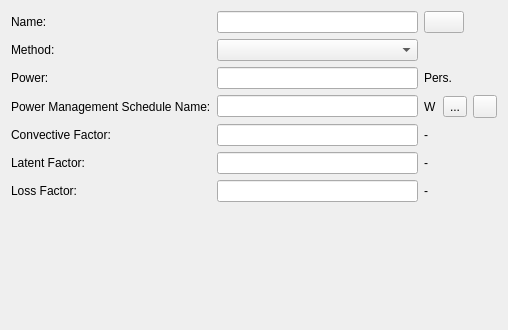
Above: SIM-VICUS/src/SVDBInternalLoadsElectricEquipmentEditWidget.ui from Brockaaa/SIM-VICUS before the change. Below: the same form after it.
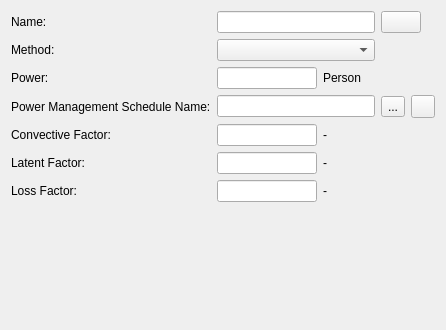
That is the form after the change. Icons and pictures are not drawn. Custom widgets are drawn as their Qt base class.

```diff
--- a/SIM-VICUS/src/SVDBInternalLoadsElectricEquipmentEditWidget.ui
+++ b/SIM-VICUS/src/SVDBInternalLoadsElectricEquipmentEditWidget.ui
@@ -6,31 +6,15 @@
    <rect>
     <x>0</x>
     <y>0</y>
-    <width>508</width>
+    <width>446</width>
     <height>330</height>
    </rect>
   </property>
   <property name="windowTitle">
    <string>Form</string>
   </property>
-  <layout class="QGridLayout" name="gridLayoutMaster" columnstretch="0,1,0,0,0,0">
-   <item row="7" column="0" colspan="6">
-    <widget class="QwtPlot" name="widgetPlot" native="true"/>
-   </item>
-   <item row="0" column="1" colspan="2">
-    <widget class="QtExt::LanguageStringEditWidget1" name="lineEditName"/>
-   </item>
-   <item row="6" column="1" colspan="2">
-    <widget class="QtExt::ValidatingLineEdit" name="lineEditLossFactor">
-     <property name="maximumSize">
-      <size>
-       <width>16777215</width>
-       <height>16777215</height>
-      </size>
-     </property>
-    </widget>
-   </item>
-   <item row="3" column="5">
+  <layout class="QGridLayout" name="gridLayoutMaster">
+   <item row="3" column="4">
     <widget class="QToolButton" name="toolButtonRemovePowerManagementSchedule">
      <property name="icon">
       <iconset resource="../resources/SIM-VICUS.qrc">
@@ -38,20 +22,63 @@
      </property>
     </widget>
    </item>
-   <item row="6" column="0">
-    <widget class="QLabel" name="labelLossFactor">
+   <item row="6" column="2">
+    <widget class="QLabel" name="labelConvectiveFactorUnit_3">
      <property name="text">
-      <string>Loss Factor:</string>
+      <string>-</string>
      </property>
     </widget>
    </item>
-   <item row="1" column="0">
-    <widget class="QLabel" name="labelCategory_2">
+   <item row="2" column="1">
+    <widget class="QtExt::ValidatingLineEdit" name="lineEditPower">
+     <property name="maximumSize">
+      <size>
+       <width>100</width>
+       <height>16777215</height>
+      </size>
+     </property>
+    </widget>
+   </item>
+   <item row="2" column="0">
+    <widget class="QLabel" name="labelElectricEquipmentInput">
      <property name="text">
-      <string>Method:</string>
+      <string>Power:</string>
      </property>
     </widget>
    </item>
+   <item row="4" column="2">
+    <widget class="QLabel" name="labelConvectiveFactorUnit">
+     <property name="text">
+      <string>-</string>
+     </property>
+    </widget>
+   </item>
+   <item row="2" column="3" colspan="2">
+    <spacer name="horizontalSpacer">
+     <property name="orientation">
+      <enum>Qt::Horizontal</enum>
+     </property>
+     <property name="sizeHint" stdset="0">
+      <size>
+       <width>50</width>
+       <height>20</height>
+      </size>
+     </property>
+    </spacer>
+   </item>
+   <item row="3" column="0">
+    <widget class="QLabel" name="labelDisplayName_2">
+     <property name="text">
+      <string>Power Management Schedule Name:</string>
+     </property>
+    </widget>
+   </item>
+   <item row="0" column="1" colspan="2">
+    <widget class="QtExt::LanguageStringEditWidget1" name="lineEditName"/>
+   </item>
+   <item row="1" column="1" colspan="2">
+    <widget class="QComboBox" name="comboBoxMethod"/>
+   </item>
    <item row="3" column="1" colspan="2">
     <widget class="QLineEdit" name="lineEditManagementScheduleName">
      <property name="readOnly">
@@ -59,23 +86,23 @@
      </property>
     </widget>
    </item>
-   <item row="3" column="0">
-    <widget class="QLabel" name="labelDisplayName_2">
-     <property name="text">
-      <string>Power Management Schedule Name:</string>
-     </property>
-    </widget>
-   </item>
-   <item row="2" column="1" colspan="2">
-    <widget class="QtExt::ValidatingLineEdit" name="lineEditPower">
+   <item row="4" column="1">
+    <widget class="QtExt::ValidatingLineEdit" name="lineEditConvectiveFactor">
      <property name="maximumSize">
       <size>
-       <width>16777215</width>
+       <width>100</width>
        <height>16777215</height>
       </size>
      </property>
     </widget>
    </item>
+   <item row="5" column="2">
+    <widget class="QLabel" name="labelConvectiveFactorUnit_2">
+     <property name="text">
+      <string>-</string>
+     </property>
+    </widget>
+   </item>
    <item row="0" column="0">
     <widget class="QLabel" name="labelDisplayName">
      <property name="text">
@@ -83,39 +110,46 @@
      </property>
     </widget>
    </item>
-   <item row="2" column="0">
-    <widget class="QLabel" name="labelElectricEquipmentInput">
-     <property name="text">
-      <string>Power:</string>
-     </property>
-    </widget>
-   </item>
-   <item row="3" column="4">
+   <item row="3" column="3">
     <widget class="QToolButton" name="toolButtonSelectSchedule">
      <property name="text">
       <string>...</string>
      </property>
     </widget>
    </item>
-   <item row="1" column="1" colspan="2">
-    <widget class="QComboBox" name="comboBoxMethod"/>
+   <item row="1" column="0">
+    <widget class="QLabel" name="labelCategory_2">
+     <property name="text">
+      <string>Method:</string>
+     </property>
+    </widget>
    </item>
-   <item row="5" column="1" colspan="2">
-    <widget class="QtExt::ValidatingLineEdit" name="lineEditLatentFactor">
-     <property name="maximumSize">
+   <item row="2" column="2">
+    <widget class="QLabel" name="labelElectricEquipmentInputUnit">
+     <property name="text">
+      <string>Person</string>
+     </property>
+    </widget>
+   </item>
+   <item row="6" column="0">
+    <widget class="QLabel" name="labelLossFactor">
+     <property name="text">
+      <string>Loss Factor:</string>
+     </property>
+    </widget>
+   </item>
+   <item row="4" column="3" colspan="2">
+    <spacer name="horizontalSpacer_2">
+     <property name="orientation">
+      <enum>Qt::Horizontal</enum>
+     </property>
+     <property name="sizeHint" stdset="0">
       <size>
-       <width>16777215</width>
-       <height>16777215</height>
+       <width>50</width>
+       <height>20</height>
       </size>
      </property>
-    </widget>
-   </item>
-   <item row="4" column="0">
-    <widget class="QLabel" name="labelConvectiveFactor">
-     <property name="text">
-      <string>Convective Factor:</string>
-     </property>
-    </widget>
+    </spacer>
    </item>
    <item row="5" column="0">
     <widget class="QLabel" name="labelLatentFactor">
@@ -124,48 +158,30 @@
      </property>
     </widget>
    </item>
-   <item row="4" column="1" colspan="2">
-    <widget class="QtExt::ValidatingLineEdit" name="lineEditConvectiveFactor">
+   <item row="6" column="1">
+    <widget class="QtExt::ValidatingLineEdit" name="lineEditLossFactor">
      <property name="maximumSize">
       <size>
-       <width>16777215</width>
+       <width>100</width>
        <height>16777215</height>
       </size>
      </property>
     </widget>
    </item>
-   <item row="3" column="3">
-    <widget class="QLabel" name="label1">
+   <item row="4" column="0">
+    <widget class="QLabel" name="labelConvectiveFactor">
      <property name="text">
-      <string>W</string>
+      <string>Convective Factor:</string>
      </property>
     </widget>
    </item>
-   <item row="2" column="3" colspan="3">
-    <widget class="QLabel" name="labelElectricEquipmentInputUnit">
-     <property name="text">
-      <string>Pers.</string>
-     </property>
-    </widget>
-   </item>
-   <item row="4" column="3" colspan="3">
-    <widget class="QLabel" name="labelConvectiveFactorUnit">
-     <property name="text">
-      <string>-</string>
-     </property>
-    </widget>
-   </item>
-   <item row="5" column="3" colspan="3">
-    <widget class="QLabel" name="labelConvectiveFactorUnit_2">
-     <property name="text">
-      <string>-</string>
-     </property>
-    </widget>
-   </item>
-   <item row="6" column="3" colspan="3">
-    <widget class="QLabel" name="labelConvectiveFactorUnit_3">
-     <property name="text">
-      <string>-</string>
+   <item row="5" column="1">
+    <widget class="QtExt::ValidatingLineEdit" name="lineEditLatentFactor">
+     <property name="maximumSize">
+      <size>
+       <width>100</width>
+       <height>16777215</height>
+      </size>
      </property>
     </widget>
    </item>
@@ -179,21 +195,12 @@
      </property>
     </widget>
    </item>
+   <item row="7" column="0" colspan="5">
+    <widget class="QwtPlot" name="widgetPlot" native="true"/>
+   </item>
   </layout>
  </widget>
  <customwidgets>
-  <customwidget>
-   <class>QtExt::LanguageStringEditWidget1</class>
-   <extends>QLineEdit</extends>
-   <header location="global">QtExt_LanguageStringEditWidget1.h</header>
-   <container>1</container>
-  </customwidget>
-  <customwidget>
-   <class>QwtPlot</class>
-   <extends>QWidget</extends>
-   <header location="global">qwt_plot.h</header>
-   <container>1</container>
-  </customwidget>
   <customwidget>
    <class>QtExt::ValidatingLineEdit</class>
    <extends>QLineEdit</extends>
@@ -202,13 +209,22 @@
     <signal>editingFinishedSuccessfully()</signal>
    </slots>
   </customwidget>
+  <customwidget>
+   <class>QtExt::LanguageStringEditWidget1</class>
+   <extends>QLineEdit</extends>
+   <header location="global">QtExt_LanguageStringEditWidget1.h</header>
+   <container>1</container>
+  </customwidget>
   <customwidget>
    <class>QtExt::ColorButton</class>
    <extends>QPushButton</extends>
    <header location="global">QtExt_ColorButton.h</header>
-   <slots>
-    <signal>colorChanged()</signal>
-   </slots>
+  </customwidget>
+  <customwidget>
+   <class>QwtPlot</class>
+   <extends>QWidget</extends>
+   <header location="global">qwt_plot.h</header>
+   <container>1</container>
   </customwidget>
  </customwidgets>
  <resources>
```
